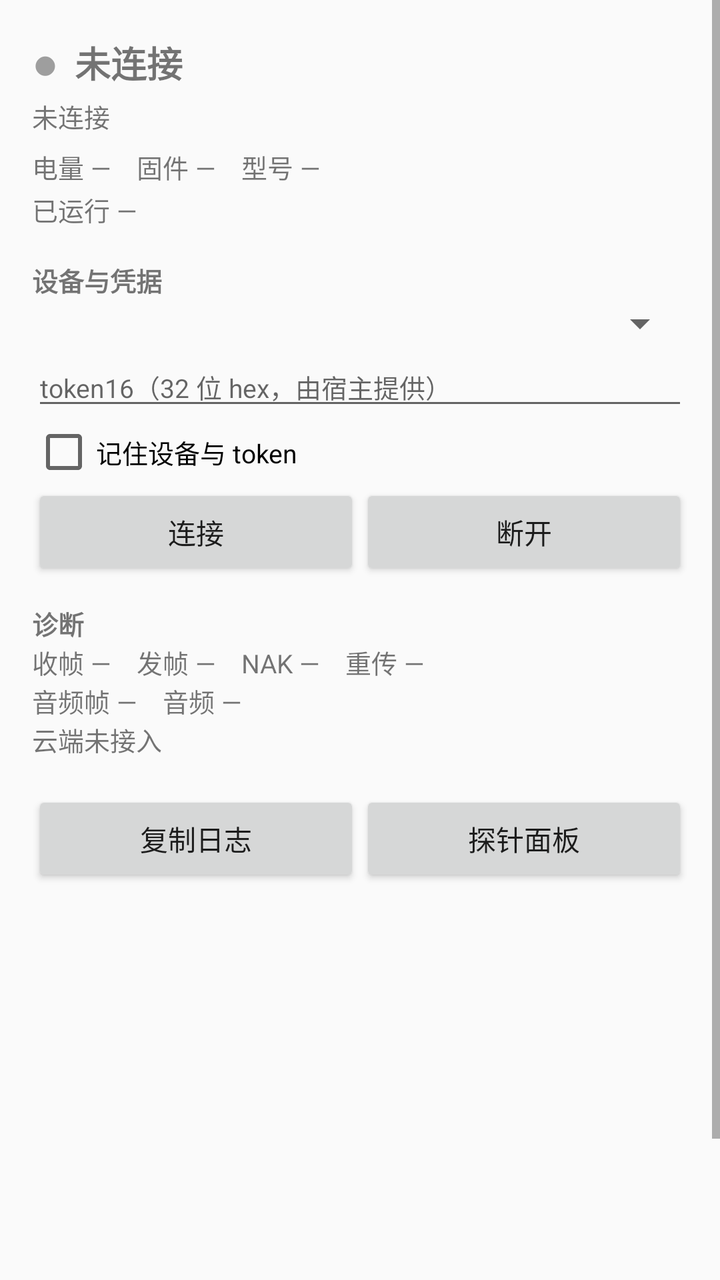
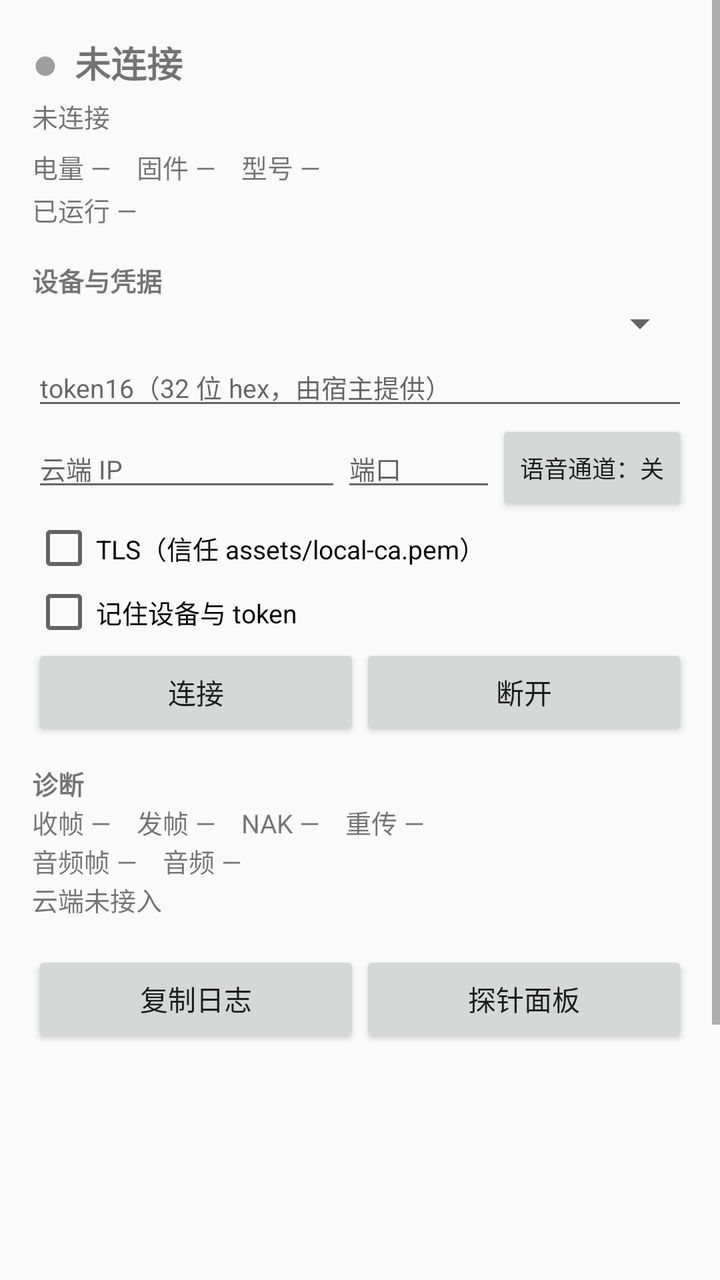

The first picture is an Android layout as it rendered before a commit; the second is the same layout after the commit. The layout source and the unified diff follow.
<!-- AndroidManifest.xml: application theme android:Theme.Material.Light.NoActionBar -->
<!-- res/layout/activity_dashboard.xml -->
<?xml version="1.0" encoding="utf-8"?>
<ScrollView xmlns:android="http://schemas.android.com/apk/res/android"
    android:layout_width="match_parent"
    android:layout_height="match_parent"
    android:fillViewport="true">

    <LinearLayout
        android:layout_width="match_parent"
        android:layout_height="wrap_content"
        android:orientation="vertical"
        android:padding="16dp">

        
        <LinearLayout
            android:layout_width="match_parent"
            android:layout_height="wrap_content"
            android:gravity="center_vertical"
            android:orientation="horizontal">

            <TextView
                android:id="@+id/light"
                android:layout_width="wrap_content"
                android:layout_height="wrap_content"
                android:text="●"
                android:textColor="#9E9E9E"
                android:textSize="22sp" />

            <TextView
                android:id="@+id/deviceName"
                android:layout_width="0dp"
                android:layout_height="wrap_content"
                android:layout_weight="1"
                android:paddingStart="8dp"
                android:paddingEnd="8dp"
                android:text="未连接"
                android:textSize="18sp"
                android:textStyle="bold" />
        </LinearLayout>

        <TextView
            android:id="@+id/stateLine"
            android:layout_width="match_parent"
            android:layout_height="wrap_content"
            android:layout_marginTop="2dp"
            android:text="未连接"
            android:textSize="13sp" />

        <TextView
            android:id="@+id/facts"
            android:layout_width="match_parent"
            android:layout_height="wrap_content"
            android:layout_marginTop="6dp"
            android:text="电量 —\u3000固件 —\u3000型号 —"
            android:textSize="13sp" />

        <TextView
            android:id="@+id/uptime"
            android:layout_width="match_parent"
            android:layout_height="wrap_content"
            android:layout_marginTop="2dp"
            android:text="已运行 —"
            android:textSize="13sp" />

        
        <TextView
            android:layout_width="match_parent"
            android:layout_height="wrap_content"
            android:layout_marginTop="16dp"
            android:text="设备与凭据"
            android:textSize="13sp"
            android:textStyle="bold" />

        <Spinner
            android:id="@+id/devices"
            android:layout_width="match_parent"
            android:layout_height="wrap_content" />

        <EditText
            android:id="@+id/token"
            android:layout_width="match_parent"
            android:layout_height="wrap_content"
            android:hint="token16（32 位 hex，由宿主提供）"
            android:inputType="textNoSuggestions"
            android:textSize="13sp" />

        <CheckBox
            android:id="@+id/remember"
            android:layout_width="match_parent"
            android:layout_height="wrap_content"
            android:text="记住设备与 token"
            android:textSize="13sp" />

        <LinearLayout
            android:layout_width="match_parent"
            android:layout_height="wrap_content"
            android:orientation="horizontal">

            <Button
                android:id="@+id/connect"
                android:layout_width="0dp"
                android:layout_height="wrap_content"
                android:layout_weight="1"
                android:text="连接" />

            <Button
                android:id="@+id/disconnect"
                android:layout_width="0dp"
                android:layout_height="wrap_content"
                android:layout_weight="1"
                android:text="断开" />
        </LinearLayout>

        
        <LinearLayout
            android:id="@+id/sessionBox"
            android:layout_width="match_parent"
            android:layout_height="wrap_content"
            android:layout_marginTop="12dp"
            android:orientation="vertical"
            android:visibility="gone">

            <TextView
                android:layout_width="match_parent"
                android:layout_height="wrap_content"
                android:text="会话"
                android:textSize="13sp"
                android:textStyle="bold" />

            <TextView
                android:id="@+id/sessionLine"
                android:layout_width="match_parent"
                android:layout_height="wrap_content"
                android:text="—"
                android:textSize="13sp" />
        </LinearLayout>

        
        <TextView
            android:layout_width="match_parent"
            android:layout_height="wrap_content"
            android:layout_marginTop="12dp"
            android:text="诊断"
            android:textSize="13sp"
            android:textStyle="bold" />

        <TextView
            android:id="@+id/diagLink"
            android:layout_width="match_parent"
            android:layout_height="wrap_content"
            android:text="收帧 —\u3000发帧 —\u3000NAK —\u3000重传 —"
            android:textSize="13sp" />

        <TextView
            android:id="@+id/diagAudio"
            android:layout_width="match_parent"
            android:layout_height="wrap_content"
            android:text="音频帧 —\u3000音频 —"
            android:textSize="13sp" />

        <TextView
            android:id="@+id/diagCloud"
            android:layout_width="match_parent"
            android:layout_height="wrap_content"
            android:text="云端未接入"
            android:textSize="13sp" />

        
        <LinearLayout
            android:layout_width="match_parent"
            android:layout_height="wrap_content"
            android:layout_marginTop="16dp"
            android:orientation="horizontal">

            <Button
                android:id="@+id/copyLog"
                android:layout_width="0dp"
                android:layout_height="wrap_content"
                android:layout_weight="1"
                android:text="复制日志" />

            <Button
                android:id="@+id/probePanel"
                android:layout_width="0dp"
                android:layout_height="wrap_content"
                android:layout_weight="1"
                android:text="探针面板" />
        </LinearLayout>

        <ScrollView
            android:id="@+id/logScroll"
            android:layout_width="match_parent"
            android:layout_height="260dp">

            <TextView
                android:id="@+id/log"
                android:layout_width="match_parent"
                android:layout_height="wrap_content"
                android:fontFamily="monospace"
                android:textIsSelectable="true"
                android:textSize="12sp" />
        </ScrollView>
    </LinearLayout>
</ScrollView>
<!-- resources referenced by this layout -->
<resources>

</resources>

<!-- the commit's change to res/layout/activity_dashboard.xml (unified diff, before → after) -->
@@ -83,8 +83,47 @@
             android:inputType="textNoSuggestions"
             android:textSize="13sp" />
 
+        <LinearLayout
+            android:layout_width="match_parent"
+            android:layout_height="wrap_content"
+            android:orientation="horizontal">
+
+            <EditText
+                android:id="@+id/cloudHost"
+                android:layout_width="0dp"
+                android:layout_height="wrap_content"
+                android:layout_weight="2"
+                android:hint="云端 IP"
+                android:inputType="textNoSuggestions"
+                android:textSize="13sp" />
+
+            <EditText
+                android:id="@+id/cloudPort"
+                android:layout_width="0dp"
+                android:layout_height="wrap_content"
+                android:layout_weight="1"
+                android:hint="端口"
+                android:inputType="number"
+                android:textSize="13sp" />
+
+            <Button
+                android:id="@+id/voiceToggle"
+                android:layout_width="wrap_content"
+                android:layout_height="wrap_content"
+                android:text="语音通道：关"
+                android:textSize="12sp" />
+        </LinearLayout>
+
+        <CheckBox
+            android:id="@+id/voiceTls"
+            android:layout_width="match_parent"
+            android:layout_height="wrap_content"
+            android:text="TLS（信任 assets/local-ca.pem）"
+            android:textSize="13sp" />
+
         <CheckBox
             android:id="@+id/remember"
+
             android:layout_width="match_parent"
             android:layout_height="wrap_content"
             android:text="记住设备与 token"
